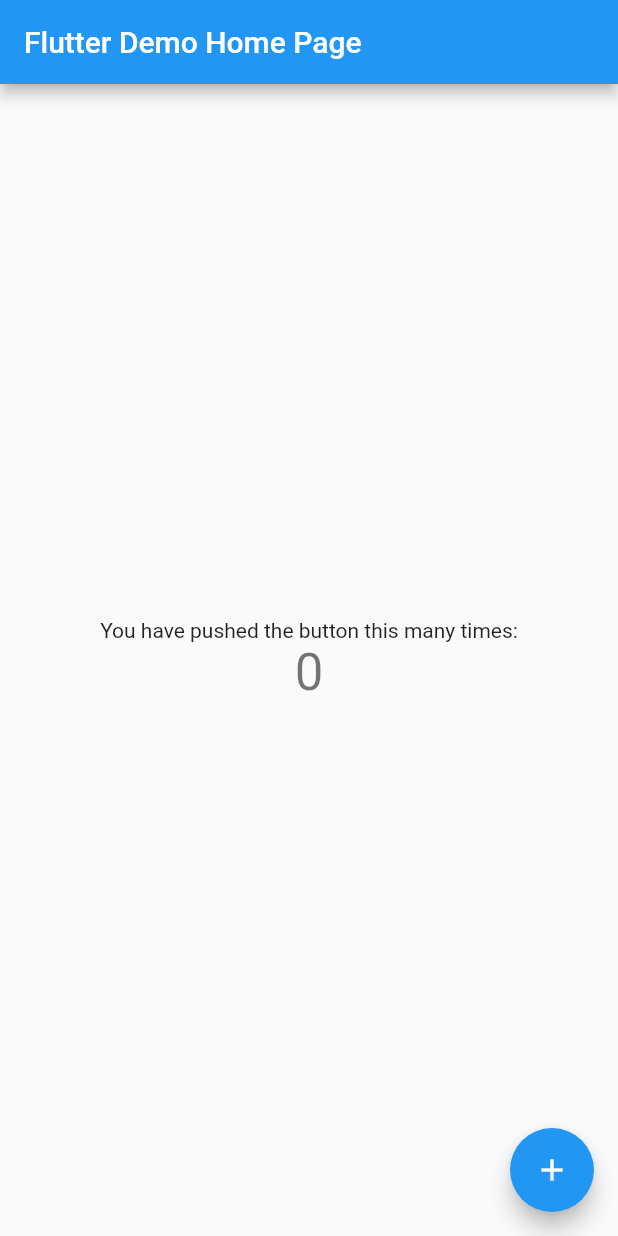
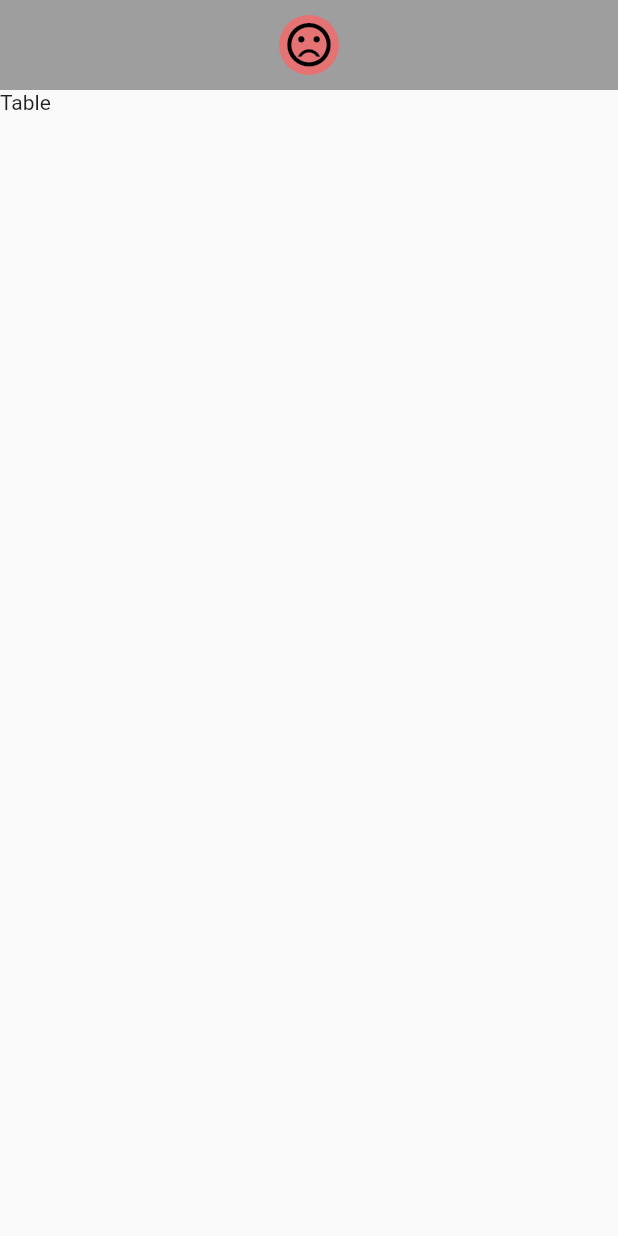
Before and after one commit to tyfvf/Mine_Sweeper, a Flutter app: the screen it shows after launch, on a phone screen of 412 x 824 dp. Run offline on Flutter 3.47's test engine with Material 2 defaults, Android fonts, the phone set to English and light mode, and no system bars.

Commit message:
early layout, did the header

```diff
--- /dev/null
+++ b/lib/components/result_widget.dart
@@ -0,0 +1,58 @@
+import 'package:flutter/material.dart';
+
+class ResultWidget extends StatelessWidget implements PreferredSizeWidget {
+  final bool? win;
+  final Function()? onRestart;
+
+  ResultWidget({
+    required this.win,
+    required this.onRestart,
+  });
+
+  Color? _getColor() {
+    if (win == null) {
+      return Colors.yellow;
+    } else if (win == true) {
+      return Colors.green[300];
+    } else {
+      return Colors.red[300];
+    }
+  }
+
+  IconData _getIcon() {
+    if (win == null) {
+      return Icons.sentiment_satisfied;
+    } else if (win == true) {
+      return Icons.sentiment_very_satisfied;
+    } else {
+      return Icons.sentiment_very_dissatisfied;
+    }
+  }
+
+  @override
+  Widget build(BuildContext context) {
+    return Container(
+      color: Colors.grey,
+      child: SafeArea(
+        child: Container(
+          padding: EdgeInsets.all(10),
+          child: CircleAvatar(
+            backgroundColor: _getColor(),
+            child: IconButton(
+              padding: EdgeInsets.all(0),
+              onPressed: onRestart,
+              icon: Icon(
+                _getIcon(),
+                color: Colors.black,
+                size: 35,
+              ),
+            ),
+          ),
+        ),
+      ),
+    );
+  }
+
+  @override
+  Size get preferredSize => Size.fromHeight(120);
+}
--- a/lib/main.dart
+++ b/lib/main.dart
@@ -1,113 +1,6 @@
 import 'package:flutter/material.dart';
+import 'package:mine_sweeper/screens/mine_sweeper_app.dart';
 
 void main() {
-  runApp(MyApp());
+  runApp(MineSweeperApp());
 }
-
-class MyApp extends StatelessWidget {
-  // This widget is the root of your application.
-  @override
-  Widget build(BuildContext context) {
-    return MaterialApp(
-      title: 'Flutter Demo',
-      theme: ThemeData(
-        // This is the theme of your application.
-        //
-        // Try running your application with "flutter run". You'll see the
-        // application has a blue toolbar. Then, without quitting the app, try
-        // changing the primarySwatch below to Colors.green and then invoke
-        // "hot reload" (press "r" in the console where you ran "flutter run",
-        // or simply save your changes to "hot reload" in a Flutter IDE).
-        // Notice that the counter didn't reset back to zero; the application
-        // is not restarted.
-        primarySwatch: Colors.blue,
-      ),
-      home: MyHomePage(title: 'Flutter Demo Home Page'),
-    );
-  }
-}
-
-class MyHomePage extends StatefulWidget {
-  MyHomePage({Key? key, required this.title}) : super(key: key);
-
-  // This widget is the home page of your application. It is stateful, meaning
-  // that it has a State object (defined below) that contains fields that affect
-  // how it looks.
-
-  // This class is the configuration for the state. It holds the values (in this
-  // case the title) provided by the parent (in this case the App widget) and
-  // used by the build method of the State. Fields in a Widget subclass are
-  // always marked "final".
-
-  final String title;
-
-  @override
-  _MyHomePageState createState() => _MyHomePageState();
-}
-
-class _MyHomePageState extends State<MyHomePage> {
-  int _counter = 0;
-
-  void _incrementCounter() {
-    setState(() {
-      // This call to setState tells the Flutter framework that something has
-      // changed in this State, which causes it to rerun the build method below
-      // so that the display can reflect the updated values. If we changed
-      // _counter without calling setState(), then the build method would not be
-      // called again, and so nothing would appear to happen.
-      _counter++;
-    });
-  }
-
-  @override
-  Widget build(BuildContext context) {
-    // This method is rerun every time setState is called, for instance as done
-    // by the _incrementCounter method above.
-    //
-    // The Flutter framework has been optimized to make rerunning build methods
-    // fast, so that you can just rebuild anything that needs updating rather
-    // than having to individually change instances of widgets.
-    return Scaffold(
-      appBar: AppBar(
-        // Here we take the value from the MyHomePage object that was created by
-        // the App.build method, and use it to set our appbar title.
-        title: Text(widget.title),
-      ),
-      body: Center(
-        // Center is a layout widget. It takes a single child and positions it
-        // in the middle of the parent.
-        child: Column(
-          // Column is also a layout widget. It takes a list of children and
-          // arranges them vertically. By default, it sizes itself to fit its
-          // children horizontally, and tries to be as tall as its parent.
-          //
-          // Invoke "debug painting" (press "p" in the console, choose the
-          // "Toggle Debug Paint" action from the Flutter Inspector in Android
-          // Studio, or the "Toggle Debug Paint" command in Visual Studio Code)
-          // to see the wireframe for each widget.
-          //
-          // Column has various properties to control how it sizes itself and
-          // how it positions its children. Here we use mainAxisAlignment to
-          // center the children vertically; the main axis here is the vertical
-          // axis because Columns are vertical (the cross axis would be
-          // horizontal).
-          mainAxisAlignment: MainAxisAlignment.center,
-          children: <Widget>[
-            Text(
-              'You have pushed the button this many times:',
-            ),
-            Text(
-              '$_counter',
-              style: Theme.of(context).textTheme.headline4,
-            ),
-          ],
-        ),
-      ),
-      floatingActionButton: FloatingActionButton(
-        onPressed: _incrementCounter,
-        tooltip: 'Increment',
-        child: Icon(Icons.add),
-      ), // This trailing comma makes auto-formatting nicer for build methods.
-    );
-  }
-}
--- /dev/null
+++ b/lib/screens/mine_sweeper_app.dart
@@ -0,0 +1,24 @@
+import 'package:flutter/material.dart';
+import 'package:mine_sweeper/components/result_widget.dart';
+
+class MineSweeperApp extends StatelessWidget {
+
+  _restart(){
+    print("restart");
+  }
+
+  @override
+  Widget build(BuildContext context) {
+    return MaterialApp(
+      home: Scaffold(
+        appBar: ResultWidget(
+          win: false,
+          onRestart: _restart,
+        ),
+        body: Container(
+          child: Text("Table"),
+        ),
+      ),
+    );
+  }
+}
```
